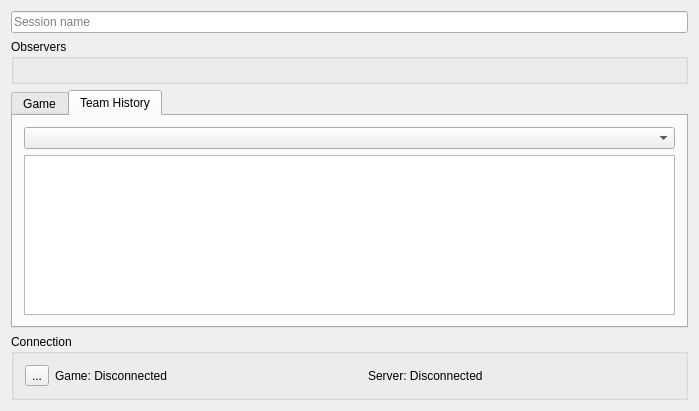
The window that randovania/gui/ui_files/game_session.ui (randovania/randovania) describes before a commit, drawn with Qt 5.
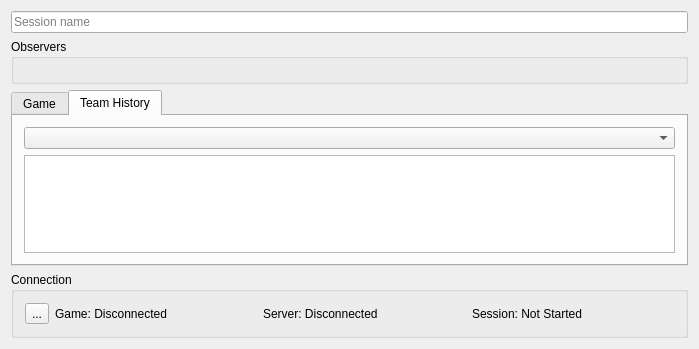
The same window after the commit. The open tabs and pages were chosen to show the change.

Commit message: Add team history

Patch:
```diff
--- a/randovania/gui/ui_files/game_session.ui
+++ b/randovania/gui/ui_files/game_session.ui
@@ -7,7 +7,7 @@
     <x>0</x>
     <y>0</y>
     <width>699</width>
-    <height>411</height>
+    <height>349</height>
    </rect>
   </property>
   <property name="windowTitle">
@@ -44,6 +44,12 @@
     </item>
     <item>
      <widget class="QTabWidget" name="tab_widget">
+      <property name="sizePolicy">
+       <sizepolicy hsizetype="Expanding" vsizetype="Maximum">
+        <horstretch>0</horstretch>
+        <verstretch>0</verstretch>
+       </sizepolicy>
+      </property>
       <property name="currentIndex">
        <number>0</number>
       </property>
@@ -188,7 +194,27 @@
          <widget class="QComboBox" name="history_team_combo"/>
         </item>
         <item>
-         <widget class="QListWidget" name="history_log_list"/>
+         <widget class="QTableWidget" name="history_table_widget">
+          <attribute name="horizontalHeaderVisible">
+           <bool>false</bool>
+          </attribute>
+          <attribute name="horizontalHeaderDefaultSectionSize">
+           <number>200</number>
+          </attribute>
+          <attribute name="verticalHeaderVisible">
+           <bool>false</bool>
+          </attribute>
+          <column>
+           <property name="text">
+            <string>Message</string>
+           </property>
+          </column>
+          <column>
+           <property name="text">
+            <string>Time</string>
+           </property>
+          </column>
+         </widget>
         </item>
        </layout>
       </widget>
@@ -224,6 +250,13 @@
          </property>
         </widget>
        </item>
+       <item>
+        <widget class="QLabel" name="session_status_label">
+         <property name="text">
+          <string>Session: Not Started</string>
+         </property>
+        </widget>
+       </item>
       </layout>
      </widget>
     </item>
```
The commit also changes 3 other files.
